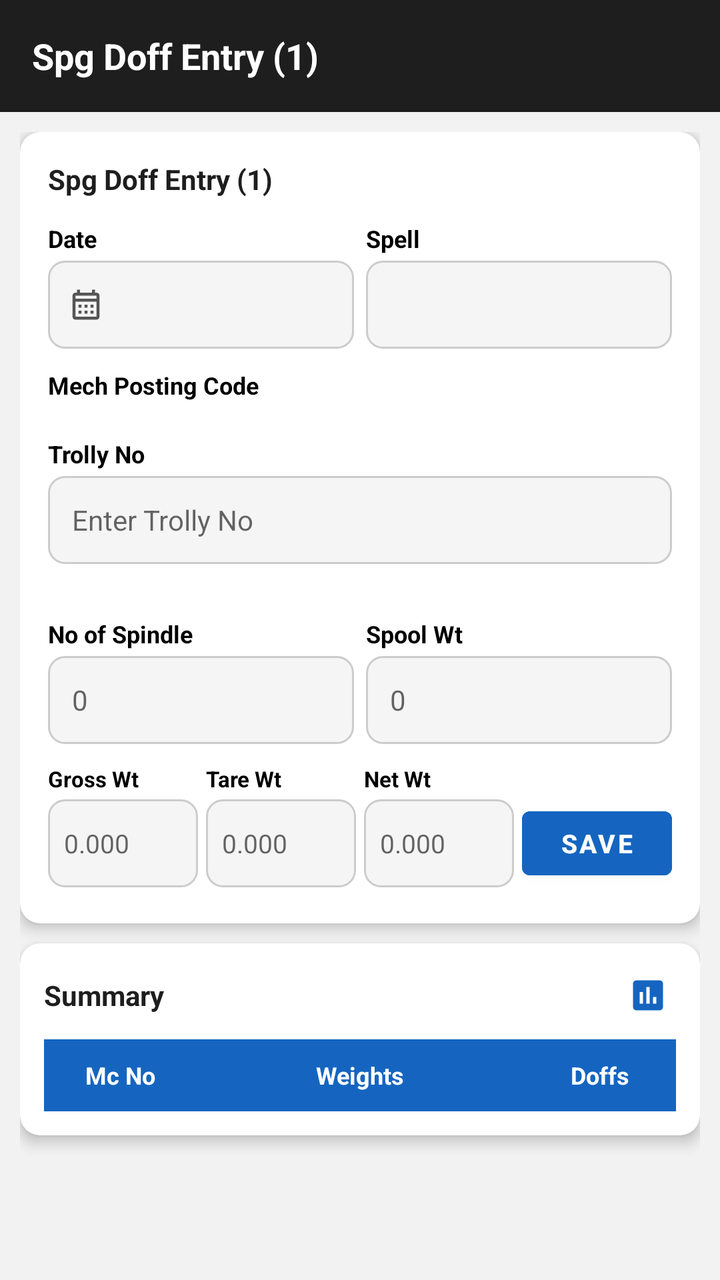
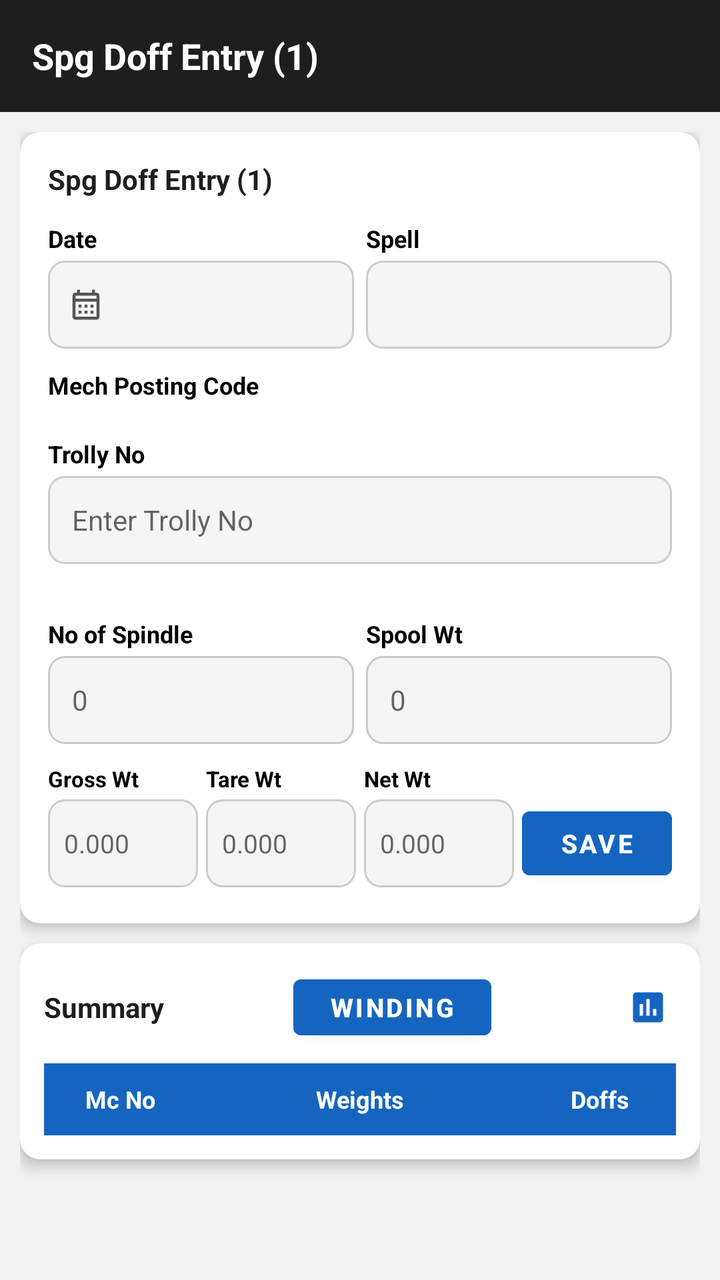

An Android layout rendered at two revisions. The XML below is the earlier revision; the diff shows what the commit changed to produce the second picture.
<!-- AndroidManifest.xml: application theme Theme.MyHrms -->
<!-- res/layout/activity_spg_doff_entry1.xml -->
<?xml version="1.0" encoding="utf-8"?>
<LinearLayout xmlns:android="http://schemas.android.com/apk/res/android"
    xmlns:app="http://schemas.android.com/apk/res-auto"
    android:layout_width="match_parent"
    android:layout_height="match_parent"
    android:orientation="vertical"
    android:background="#F2F2F2">

    <androidx.appcompat.widget.Toolbar
        android:id="@+id/toolbar"
        android:layout_width="match_parent"
        android:layout_height="?attr/actionBarSize"
        android:background="#1E1E1E"
        app:titleTextColor="@color/white">
        <TextView
            android:layout_width="wrap_content"
            android:layout_height="wrap_content"
            android:text="Spg Doff Entry (1)"
            android:textColor="#FFFFFF"
            android:textSize="18sp"
            android:textStyle="bold" />
    </androidx.appcompat.widget.Toolbar>

    <androidx.core.widget.NestedScrollView
        android:layout_width="match_parent"
        android:layout_height="match_parent"
        android:fillViewport="true">

        <LinearLayout
            android:layout_width="match_parent"
            android:layout_height="wrap_content"
            android:orientation="vertical"
            android:padding="10dp">

            
            <androidx.cardview.widget.CardView
                android:layout_width="match_parent"
                android:layout_height="wrap_content"
                android:layout_marginBottom="10dp"
                app:cardCornerRadius="10dp"
                app:cardElevation="4dp"
                app:cardBackgroundColor="#FFFFFF">

                <LinearLayout
                    android:layout_width="match_parent"
                    android:layout_height="wrap_content"
                    android:orientation="vertical"
                    android:padding="14dp">

                    <TextView
                        android:layout_width="wrap_content"
                        android:layout_height="wrap_content"
                        android:text="Spg Doff Entry (1)"
                        android:textSize="14sp"
                        android:textStyle="bold"
                        android:textColor="#1E1E1E"
                        android:layout_marginBottom="12dp" />

                    
                    <LinearLayout
                        android:layout_width="match_parent"
                        android:layout_height="wrap_content"
                        android:orientation="horizontal"
                        android:weightSum="2"
                        android:layout_marginBottom="10dp">

                        
                        <LinearLayout
                            android:layout_width="0dp"
                            android:layout_height="wrap_content"
                            android:layout_weight="1"
                            android:orientation="vertical"
                            android:layout_marginEnd="6dp">
                            <TextView
                                android:layout_width="wrap_content"
                                android:layout_height="wrap_content"
                                android:text="Date"
                                android:textColor="#000000"
                                android:textSize="12sp"
                                android:textStyle="bold"
                                android:layout_marginBottom="3dp"/>
                            <LinearLayout
                                android:id="@+id/btnEntryDate"
                                android:layout_width="match_parent"
                                android:layout_height="44dp"
                                android:background="@drawable/bg_input_rounded_light"
                                android:gravity="center_vertical"
                                android:orientation="horizontal"
                                android:paddingStart="10dp"
                                android:paddingEnd="10dp"
                                android:clickable="true"
                                android:focusable="true">
                                <ImageView
                                    android:layout_width="18dp"
                                    android:layout_height="18dp"
                                    android:src="@drawable/ic_calendar"
                                    android:layout_marginEnd="6dp"
                                    app:tint="#555555"/>
                                <TextView
                                    android:id="@+id/tvEntryDate"
                                    android:layout_width="0dp"
                                    android:layout_height="wrap_content"
                                    android:layout_weight="1"
                                    android:textColor="#1E1E1E"
                                    android:textSize="14sp"/>
                            </LinearLayout>
                        </LinearLayout>

                        
                        <LinearLayout
                            android:layout_width="0dp"
                            android:layout_height="wrap_content"
                            android:layout_weight="1"
                            android:orientation="vertical">
                            <TextView
                                android:layout_width="wrap_content"
                                android:layout_height="wrap_content"
                                android:text="Spell"
                                android:textColor="#000000"
                                android:textSize="12sp"
                                android:textStyle="bold"
                                android:layout_marginBottom="3dp"/>
                            <Spinner
                                android:id="@+id/spEntrySpell"
                                android:layout_width="match_parent"
                                android:layout_height="44dp"
                                android:background="@drawable/bg_input_rounded_light"
                                android:paddingStart="10dp"
                                android:paddingEnd="10dp"/>
                        </LinearLayout>
                    </LinearLayout>

                    
                    <TextView
                        android:layout_width="wrap_content"
                        android:layout_height="wrap_content"
                        android:text="Mech Posting Code"
                        android:textColor="#000000"
                        android:textSize="12sp"
                        android:textStyle="bold"
                        android:layout_marginBottom="4dp"/>

                    <HorizontalScrollView
                        android:layout_width="match_parent"
                        android:layout_height="wrap_content"
                        android:scrollbars="none"
                        android:layout_marginBottom="10dp">
                        <LinearLayout
                            android:id="@+id/llMechCodes"
                            android:layout_width="wrap_content"
                            android:layout_height="wrap_content"
                            android:orientation="horizontal"
                            android:paddingBottom="4dp"/>
                    </HorizontalScrollView>

                    <TextView
                        android:id="@+id/tvMechCodesStatus"
                        android:layout_width="wrap_content"
                        android:layout_height="wrap_content"
                        android:text=""
                        android:textSize="12sp"
                        android:textColor="#777777"
                        android:layout_marginBottom="8dp"
                        android:visibility="gone"/>

                    
                    <LinearLayout
                        android:layout_width="match_parent"
                        android:layout_height="wrap_content"
                        android:orientation="vertical"
                        android:layout_marginBottom="10dp">
                        <TextView
                            android:layout_width="wrap_content"
                            android:layout_height="wrap_content"
                            android:text="Trolly No"
                            android:textColor="#000000"
                            android:textSize="12sp"
                            android:textStyle="bold"
                            android:layout_marginBottom="3dp"/>
                        <EditText
                            android:id="@+id/etTrollyNo"
                            android:layout_width="match_parent"
                            android:layout_height="44dp"
                            android:background="@drawable/bg_input_rounded_light"
                            android:hint="Enter Trolly No"
                            android:inputType="number"
                            android:paddingStart="12dp"
                            android:paddingEnd="12dp"
                            android:textSize="14sp"
                            android:textColor="#1E1E1E"
                            android:imeOptions="actionNext"/>
                        <TextView
                            android:id="@+id/tvTrollyInfo"
                            android:layout_width="wrap_content"
                            android:layout_height="wrap_content"
                            android:text=""
                            android:textSize="11sp"
                            android:layout_marginTop="2dp"/>
                    </LinearLayout>

                    
                    <LinearLayout
                        android:layout_width="match_parent"
                        android:layout_height="wrap_content"
                        android:orientation="horizontal"
                        android:weightSum="2"
                        android:layout_marginBottom="10dp">

                        <LinearLayout
                            android:layout_width="0dp"
                            android:layout_height="wrap_content"
                            android:layout_weight="1"
                            android:orientation="vertical"
                            android:layout_marginEnd="6dp">
                            <TextView
                                android:layout_width="wrap_content"
                                android:layout_height="wrap_content"
                                android:text="No of Spindle"
                                android:textColor="#000000"
                                android:textSize="12sp"
                                android:textStyle="bold"
                                android:layout_marginBottom="3dp"/>
                            <EditText
                                android:id="@+id/etNoOfSpindle"
                                android:layout_width="match_parent"
                                android:layout_height="44dp"
                                android:background="@drawable/bg_input_rounded_light"
                                android:hint="0"
                                android:inputType="number"
                                android:paddingStart="12dp"
                                android:paddingEnd="12dp"
                                android:textSize="14sp"
                                android:textColor="#1E1E1E"
                                android:imeOptions="actionNext"/>
                        </LinearLayout>

                        <LinearLayout
                            android:layout_width="0dp"
                            android:layout_height="wrap_content"
                            android:layout_weight="1"
                            android:orientation="vertical">
                            <TextView
                                android:layout_width="wrap_content"
                                android:layout_height="wrap_content"
                                android:text="Spool Wt"
                                android:textColor="#000000"
                                android:textSize="12sp"
                                android:textStyle="bold"
                                android:layout_marginBottom="3dp"/>
                            <EditText
                                android:id="@+id/etSpoolWt"
                                android:layout_width="match_parent"
                                android:layout_height="44dp"
                                android:background="@drawable/bg_input_rounded_light"
                                android:hint="0"
                                android:inputType="numberDecimal"
                                android:paddingStart="12dp"
                                android:paddingEnd="12dp"
                                android:textSize="14sp"
                                android:textColor="#1E1E1E"
                                android:focusable="false"/>
                        </LinearLayout>
                    </LinearLayout>

                    
                    <LinearLayout
                        android:layout_width="match_parent"
                        android:layout_height="wrap_content"
                        android:orientation="horizontal"
                        android:weightSum="4"
                        android:layout_marginBottom="4dp">

                        
                        <LinearLayout
                            android:layout_width="0dp"
                            android:layout_height="wrap_content"
                            android:layout_weight="1"
                            android:orientation="vertical"
                            android:layout_marginEnd="4dp">
                            <TextView
                                android:layout_width="wrap_content"
                                android:layout_height="wrap_content"
                                android:text="Gross Wt"
                                android:textColor="#000000"
                                android:textSize="11sp"
                                android:textStyle="bold"
                                android:layout_marginBottom="3dp"/>
                            <EditText
                                android:id="@+id/etGrossWt"
                                android:layout_width="match_parent"
                                android:layout_height="44dp"
                                android:background="@drawable/bg_input_rounded_light"
                                android:hint="0.000"
                                android:inputType="numberDecimal"
                                android:paddingStart="8dp"
                                android:paddingEnd="8dp"
                                android:textSize="13sp"
                                android:textColor="#1E1E1E"
                                android:imeOptions="actionNext"/>
                        </LinearLayout>

                        
                        <LinearLayout
                            android:layout_width="0dp"
                            android:layout_height="wrap_content"
                            android:layout_weight="1"
                            android:orientation="vertical"
                            android:layout_marginEnd="4dp">
                            <TextView
                                android:layout_width="wrap_content"
                                android:layout_height="wrap_content"
                                android:text="Tare Wt"
                                android:textColor="#000000"
                                android:textSize="11sp"
                                android:textStyle="bold"
                                android:layout_marginBottom="3dp"/>
                            <EditText
                                android:id="@+id/etTareWt"
                                android:layout_width="match_parent"
                                android:layout_height="44dp"
                                android:background="@drawable/bg_input_rounded_light"
                                android:hint="0.000"
                                android:inputType="numberDecimal"
                                android:paddingStart="8dp"
                                android:paddingEnd="8dp"
                                android:textSize="13sp"
                                android:textColor="#1E1E1E"
                                android:focusable="false"
                                android:editable="false"/>
                        </LinearLayout>

                        
                        <LinearLayout
                            android:layout_width="0dp"
                            android:layout_height="wrap_content"
                            android:layout_weight="1"
                            android:orientation="vertical"
                            android:layout_marginEnd="4dp">
                            <TextView
                                android:layout_width="wrap_content"
                                android:layout_height="wrap_content"
                                android:text="Net Wt"
                                android:textColor="#000000"
                                android:textSize="11sp"
                                android:textStyle="bold"
                                android:layout_marginBottom="3dp"/>
                            <EditText
                                android:id="@+id/etNetWt"
                                android:layout_width="match_parent"
                                android:layout_height="44dp"
                                android:background="@drawable/bg_input_rounded_light"
                                android:hint="0.000"
                                android:inputType="numberDecimal"
                                android:paddingStart="8dp"
                                android:paddingEnd="8dp"
                                android:textSize="13sp"
                                android:textColor="#1E1E1E"
                                android:focusable="false"
                                android:editable="false"/>
                        </LinearLayout>

                        
                        <LinearLayout
                            android:layout_width="0dp"
                            android:layout_height="wrap_content"
                            android:layout_weight="1"
                            android:orientation="vertical">
                            <TextView
                                android:layout_width="wrap_content"
                                android:layout_height="wrap_content"
                                android:text=" "
                                android:textSize="11sp"
                                android:layout_marginBottom="3dp"/>
                            <Button
                                android:id="@+id/btnSave"
                                android:layout_width="match_parent"
                                android:layout_height="44dp"
                                android:text="Save"
                                android:textSize="13sp"
                                android:textColor="#FFFFFF"
                                android:backgroundTint="#1565C0"
                                android:textStyle="bold"/>
                        </LinearLayout>
                    </LinearLayout>

                </LinearLayout>
            </androidx.cardview.widget.CardView>

            
            <androidx.cardview.widget.CardView
                android:layout_width="match_parent"
                android:layout_height="wrap_content"
                android:layout_marginBottom="10dp"
                app:cardCornerRadius="10dp"
                app:cardElevation="4dp"
                app:cardBackgroundColor="#FFFFFF">

                <LinearLayout
                    android:layout_width="match_parent"
                    android:layout_height="wrap_content"
                    android:orientation="vertical"
                    android:padding="12dp">

                    
                    <LinearLayout
                        android:layout_width="match_parent"
                        android:layout_height="wrap_content"
                        android:orientation="horizontal"
                        android:gravity="center_vertical"
                        android:layout_marginBottom="8dp">

                        <TextView
                            android:layout_width="0dp"
                            android:layout_height="wrap_content"
                            android:layout_weight="1"
                            android:text="Summary"
                            android:textSize="14sp"
                            android:textStyle="bold"
                            android:textColor="#1E1E1E"/>

                        <ImageView
                            android:id="@+id/ivQualityShiftReport"
                            android:layout_width="28dp"
                            android:layout_height="28dp"
                            android:src="@drawable/ic_report"
                            android:padding="4dp"
                            android:background="?android:attr/selectableItemBackgroundBorderless"
                            android:contentDescription="View Quality Shift Report"
                            app:tint="#1565C0"/>

                    </LinearLayout>

                    
                    <LinearLayout
                        android:layout_width="match_parent"
                        android:layout_height="36dp"
                        android:orientation="horizontal"
                        android:background="#1565C0"
                        android:gravity="center_vertical"
                        android:paddingStart="8dp"
                        android:paddingEnd="8dp">
                        <TextView android:layout_width="0dp" android:layout_height="wrap_content"
                            android:layout_weight="1" android:text="Mc No"
                            android:textColor="#FFFFFF" android:textStyle="bold"
                            android:textSize="12sp" android:gravity="center"/>
                        <TextView android:layout_width="0dp" android:layout_height="wrap_content"
                            android:layout_weight="3" android:text="Weights"
                            android:textColor="#FFFFFF" android:textStyle="bold"
                            android:textSize="12sp" android:gravity="center"/>
                        <TextView android:layout_width="0dp" android:layout_height="wrap_content"
                            android:layout_weight="1" android:text="Doffs"
                            android:textColor="#FFFFFF" android:textStyle="bold"
                            android:textSize="12sp" android:gravity="center"/>
                    </LinearLayout>

                    <androidx.recyclerview.widget.RecyclerView
                        android:id="@+id/rvSummary"
                        android:layout_width="match_parent"
                        android:layout_height="wrap_content"
                        android:nestedScrollingEnabled="false"/>

                    <TextView
                        android:id="@+id/tvSummaryEmpty"
                        android:layout_width="match_parent"
                        android:layout_height="wrap_content"
                        android:text="No records for selected date / spell"
                        android:textColor="#999999"
                        android:textSize="13sp"
                        android:gravity="center"
                        android:padding="16dp"
                        android:visibility="gone"/>

                    <ProgressBar
                        android:id="@+id/pbSummary"
                        android:layout_width="wrap_content"
                        android:layout_height="wrap_content"
                        android:layout_gravity="center"
                        android:visibility="gone"/>

                </LinearLayout>
            </androidx.cardview.widget.CardView>

        </LinearLayout>
    </androidx.core.widget.NestedScrollView>

</LinearLayout>
<!-- resources referenced by this layout -->
<resources>
  <color name="white">#FFFFFFFF</color>
  <!-- drawable bg_input_rounded_light (drawable) -->
  <?xml version="1.0" encoding="utf-8"?>
  <shape xmlns:android="http://schemas.android.com/apk/res/android"
      android:shape="rectangle">
      <solid android:color="#F5F5F5" />
      <corners android:radius="8dp" />
      <stroke
          android:width="1dp"
          android:color="#CCCCCC" />
  </shape>
  <!-- drawable ic_calendar (drawable) -->
  <?xml version="1.0" encoding="utf-8"?>
  <vector xmlns:android="http://schemas.android.com/apk/res/android"
      android:width="24dp"
      android:height="24dp"
      android:viewportWidth="24"
      android:viewportHeight="24">
      <path
          android:fillColor="#FFFFFF"
          android:pathData="M19,4h-1V2h-2v2H8V2H6v2H5C3.89,4 3.01,4.9 3.01,6L3,20c0,1.1 0.89,2 2,2h14c1.1,0 2,-0.9 2,-2V6C21,4.9 20.1,4 19,4zM19,20H5V10h14V20zM19,8H5V6h14V8zM9,14H7v-2h2V14zM13,14h-2v-2h2V14zM17,14h-2v-2h2V14zM9,18H7v-2h2V18zM13,18h-2v-2h2V18zM17,18h-2v-2h2V18z" />
  </vector>
  <!-- drawable ic_report (drawable) -->
  <?xml version="1.0" encoding="utf-8"?>
  <vector xmlns:android="http://schemas.android.com/apk/res/android"
      android:width="24dp"
      android:height="24dp"
      android:viewportWidth="24"
      android:viewportHeight="24">
      <path
          android:fillColor="#FFFFFF"
          android:pathData="M19,3H5C3.9,3 3,3.9 3,5v14c0,1.1 0.9,2 2,2h14c1.1,0 2,-0.9 2,-2V5C21,3.9 20.1,3 19,3zM9,17H7v-7h2V17zM13,17h-2V7h2V17zM17,17h-2v-4h2V17z" />
  </vector>
  <style name="Theme.MyHrms" parent="Theme.MaterialComponents.DayNight.NoActionBar">
          
          <item name="colorPrimary">@color/toolbar_dark_blue</item>
          <item name="colorPrimaryVariant">@color/toolbar_dark_blue</item>
          <item name="colorOnPrimary">@color/white</item>
          
          <item name="colorSecondary">@color/teal_200</item>
          <item name="colorSecondaryVariant">@color/teal_700</item>
          <item name="colorOnSecondary">@color/black</item>
          
          <item name="android:statusBarColor">@color/toolbar_dark_blue</item>
          
      </style>
  <color name="toolbar_dark_blue">#1B4332</color>
  <color name="teal_200">#FF03DAC5</color>
  <color name="teal_700">#FF018786</color>
  <color name="black">#FF000000</color>
</resources>

<!-- the commit's change to res/layout/activity_spg_doff_entry1.xml (unified diff, before → after) -->
@@ -410,13 +410,31 @@
                         android:layout_marginBottom="8dp">
 
                         <TextView
-                            android:layout_width="0dp"
-                            android:layout_height="wrap_content"
-                            android:layout_weight="1"
+                            android:layout_width="wrap_content"
+                            android:layout_height="wrap_content"
                             android:text="Summary"
                             android:textSize="14sp"
                             android:textStyle="bold"
                             android:textColor="#1E1E1E"/>
+
+                        <LinearLayout
+                            android:layout_width="0dp"
+                            android:layout_height="wrap_content"
+                            android:layout_weight="1"
+                            android:orientation="horizontal"
+                            android:gravity="center">
+                            <Button
+                                android:id="@+id/btnWinding"
+                                android:layout_width="wrap_content"
+                                android:layout_height="40dp"
+                                android:text="Winding"
+                                android:textSize="13sp"
+                                android:textStyle="bold"
+                                android:textColor="#FFFFFF"
+                                android:backgroundTint="#1565C0"
+                                android:paddingStart="18dp"
+                                android:paddingEnd="18dp"/>
+                        </LinearLayout>
 
                         <ImageView
                             android:id="@+id/ivQualityShiftReport"
